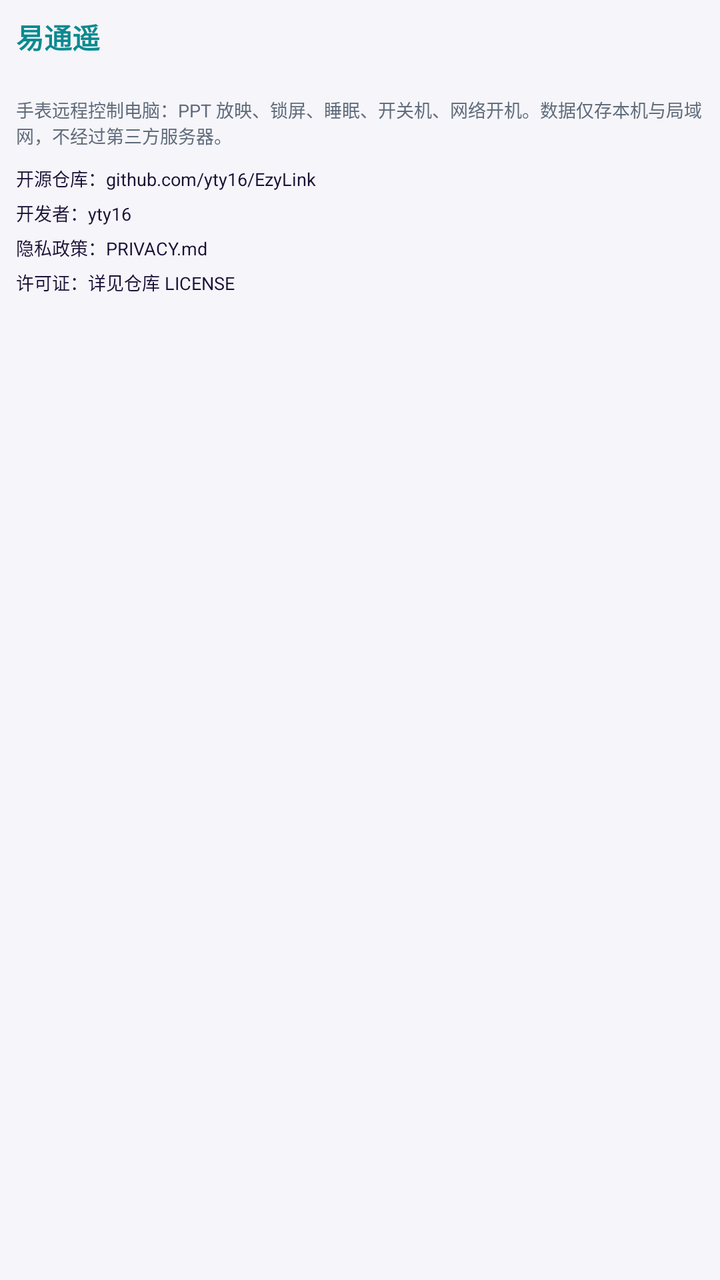
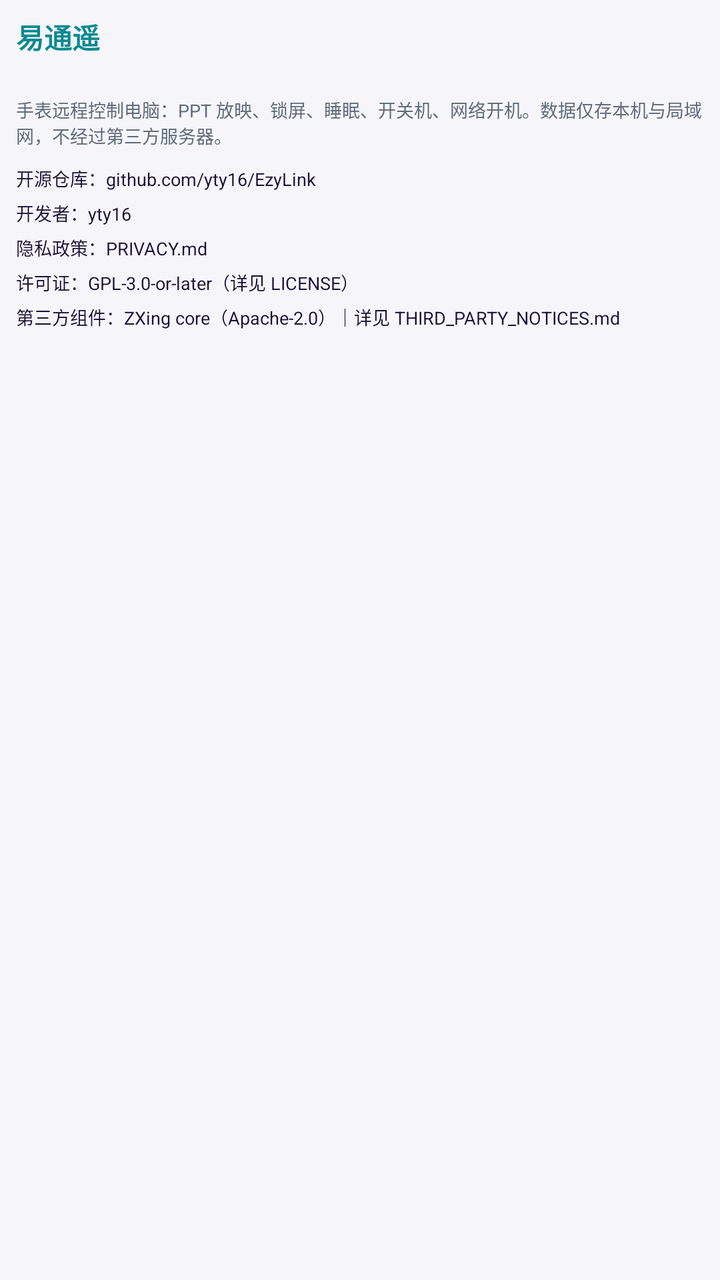

An Android layout rendered at two revisions. The XML below is the earlier revision; the diff shows what the commit changed to produce the second picture.
<!-- AndroidManifest.xml: application theme AppTheme -->
<!-- res/layout/activity_about.xml -->
﻿<?xml version="1.0" encoding="utf-8"?>
<ScrollView xmlns:android="http://schemas.android.com/apk/res/android"
    android:id="@+id/scroll" android:layout_width="match_parent" android:layout_height="match_parent">
    <LinearLayout android:orientation="vertical" android:padding="@dimen/scr_pad"
        android:gravity="center_horizontal" android:layout_width="match_parent" android:layout_height="wrap_content">
        <TextView android:text="@string/app_name" android:textSize="14sp"
            android:textStyle="bold" android:textColor="@color/accent"
            android:layout_width="match_parent" android:layout_height="wrap_content"/>
        <TextView android:id="@+id/aboutVersion" android:text="" android:textSize="10sp"
            android:textColor="@color/accent" android:layout_marginBottom="6dp"
            android:layout_width="match_parent" android:layout_height="wrap_content"/>
        <TextView android:text="@string/about_desc" android:textSize="9sp"
            android:textColor="@color/fg_muted" android:layout_marginBottom="8dp"
            android:layout_width="match_parent" android:layout_height="wrap_content"/>
        <TextView android:id="@+id/aboutRepo" android:text="@string/about_repo"
            android:textSize="9sp" android:textColor="@color/fg" android:clickable="true"
            android:focusable="true" android:layout_marginBottom="4dp"
            android:layout_width="match_parent" android:layout_height="wrap_content"/>
        <TextView android:id="@+id/aboutDeveloper" android:text="@string/about_developer"
            android:textSize="9sp" android:textColor="@color/fg" android:clickable="true"
            android:focusable="true" android:layout_marginBottom="4dp"
            android:layout_width="match_parent" android:layout_height="wrap_content"/>
        <TextView android:id="@+id/aboutPrivacy" android:text="@string/about_privacy"
            android:textSize="9sp" android:textColor="@color/fg" android:clickable="true"
            android:focusable="true" android:layout_marginBottom="4dp"
            android:layout_width="match_parent" android:layout_height="wrap_content"/>
        <TextView android:id="@+id/aboutLicense" android:text="@string/about_license"
            android:textSize="9sp" android:textColor="@color/fg"
            android:layout_width="match_parent" android:layout_height="wrap_content"/>
    </LinearLayout>
</ScrollView>
<!-- resources referenced by this layout -->
<resources>
  <color name="accent">#0a8a8f</color>
  <color name="fg">#1b1136</color>
  <color name="fg_muted">#5f6b7a</color>
  <dimen name="scr_pad">8dp</dimen>
  <string name="about_desc">手表远程控制电脑：PPT 放映、锁屏、睡眠、开关机、网络开机。数据仅存本机与局域网，不经过第三方服务器。</string>
  <string name="about_developer">开发者：yty16</string>
  <string name="about_license">许可证：详见仓库 LICENSE</string>
  <string name="about_privacy">隐私政策：PRIVACY.md</string>
  <string name="about_repo">开源仓库：github.com/yty16/EzyLink</string>
  <string name="app_name">易通遥</string>
  <style name="AppTheme" parent="@android:style/Theme.DeviceDefault.NoActionBar">
          <item name="android:windowBackground">@color/bg</item>
      </style>
  <color name="bg">#f5f5fa</color>
</resources>

<!-- the commit's change to res/layout/activity_about.xml (unified diff, before → after) -->
@@ -27,5 +27,9 @@
         <TextView android:id="@+id/aboutLicense" android:text="@string/about_license"
             android:textSize="9sp" android:textColor="@color/fg"
             android:layout_width="match_parent" android:layout_height="wrap_content"/>
+        <TextView android:id="@+id/aboutThirdParty" android:text="@string/about_third_party"
+            android:textSize="9sp" android:textColor="@color/fg" android:clickable="true"
+            android:focusable="true" android:layout_marginTop="4dp"
+            android:layout_width="match_parent" android:layout_height="wrap_content"/>
     </LinearLayout>
 </ScrollView>
<!-- resource entries referenced after the edit -->
@@ -6,9 +6,10 @@
   <dimen name="scr_pad">8dp</dimen>
   <string name="about_desc">手表远程控制电脑：PPT 放映、锁屏、睡眠、开关机、网络开机。数据仅存本机与局域网，不经过第三方服务器。</string>
   <string name="about_developer">开发者：yty16</string>
-  <string name="about_license">许可证：详见仓库 LICENSE</string>
+  <string name="about_license">许可证：GPL-3.0-or-later（详见 LICENSE）</string>
   <string name="about_privacy">隐私政策：PRIVACY.md</string>
   <string name="about_repo">开源仓库：github.com/yty16/EzyLink</string>
+  <string name="about_third_party">第三方组件：ZXing core（Apache-2.0）｜详见 THIRD_PARTY_NOTICES.md</string>
   <string name="app_name">易通遥</string>
   <style name="AppTheme" parent="@android:style/Theme.DeviceDefault.NoActionBar">
           <item name="android:windowBackground">@color/bg</item>
